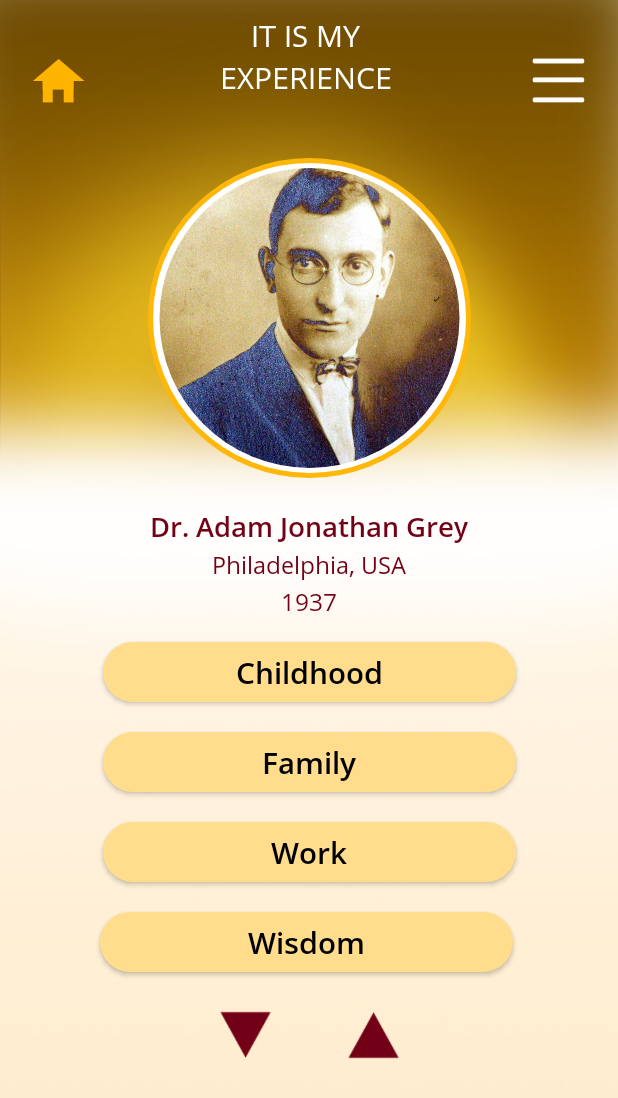
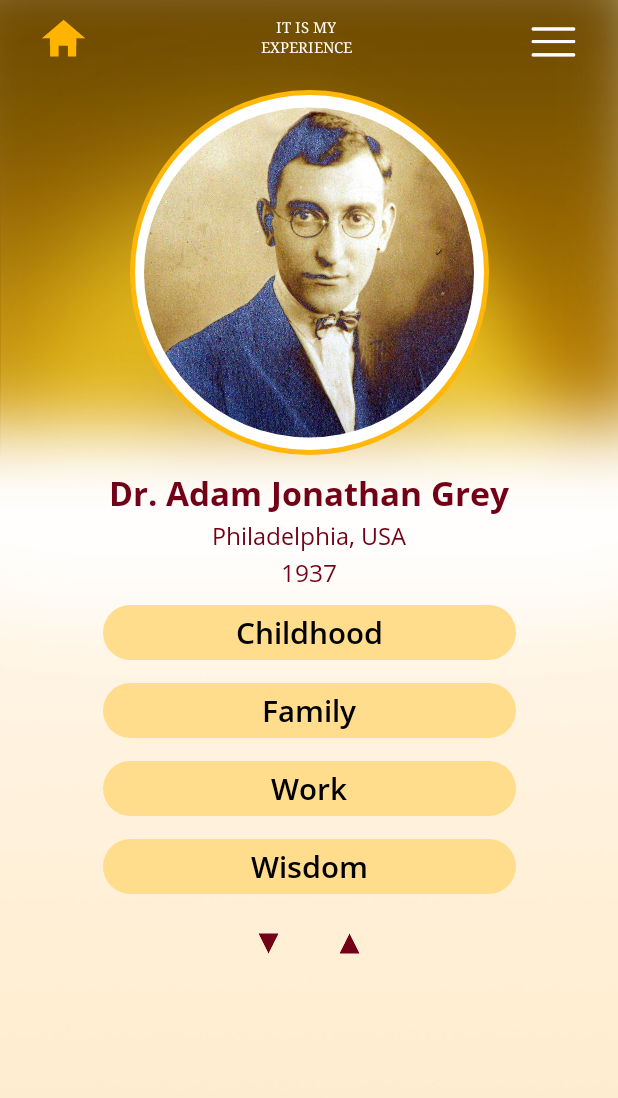
Before and after one commit to tehilaschechter/SampleScreen-1, an Android app: the screen it shows after launch (MainActivity), on a phone screen of 412 x 824 dp. Shown: the top 1098 px of the screen. Run offline under Robolectric (Android 15) with nearby library versions, the phone set to English and light mode, and no system bars; our stand-ins replace CircleImageView.

Commit message:
homepage UI

```diff
--- a/app/src/main/java/com/example/samplescreen/JPGBackground.java
+++ b/app/src/main/java/com/example/samplescreen/JPGBackground.java
@@ -1,13 +1,30 @@
 package com.example.samplescreen;
 import androidx.appcompat.app.AppCompatActivity;
 
+import android.content.Intent;
 import android.os.Bundle;
+import android.view.View;
+import android.widget.Button;
 
 public class JPGBackground extends AppCompatActivity {
+    Button btnBirth;
 
     @Override
     protected void onCreate(Bundle savedInstanceState) {
         super.onCreate(savedInstanceState);
         setContentView(R.layout.activity_jpgbackground);
+
+
+        btnBirth = (Button)findViewById(R.id.btnBirth);
+
+        btnBirth.setOnClickListener(new View.OnClickListener(){
+            Intent intNextActivity = new Intent(JPGBackground.this, child.class);
+
+
+            @Override
+            public void onClick(View v) {
+                startActivity(intNextActivity);
+            }
+        });
     }
 }
--- a/app/src/main/java/com/example/samplescreen/child.java
+++ b/app/src/main/java/com/example/samplescreen/child.java
@@ -24,7 +24,7 @@ public class child extends AppCompatActivity {
         super.onCreate(savedInstanceState);
         setContentView(R.layout.activity_child);
 
-        GradientDrawable gradientDrawable = new GradientDrawable(
+        /*GradientDrawable gradientDrawable = new GradientDrawable(
 
                 GradientDrawable.Orientation.TOP_BOTTOM,
                 new int[]{ContextCompat.getColor(this, R.color.color_mediaGradientTop),
@@ -40,9 +40,9 @@ public class child extends AppCompatActivity {
                 );
 
 
-        findViewById(R.id.lytConstraint).setBackground(gradientDrawable);
+        findViewById(R.id.lytConstraint).setBackground(gradientDrawable);*/
 
-        /*btnBirth = (Button)findViewById(R.id.btnBirth);
+        btnBirth = (Button)findViewById(R.id.btnBirth);
 
         btnBirth.setOnClickListener(new View.OnClickListener(){
             Intent intNextActivity = new Intent(child.this, JPGBackground.class);
@@ -52,7 +52,7 @@ public class child extends AppCompatActivity {
             public void onClick(View v) {
                 startActivity(intNextActivity);
             }
-        });*/
+        });
     }
 
 
--- /dev/null
+++ b/app/src/main/res/font/font_view_body_bold.xml
@@ -0,0 +1,12 @@
+<?xml version="1.0" encoding="utf-8"?>
+<font-family xmlns:android="http://schemas.android.com/apk/res/android"
+    xmlns:app="http://schemas.android.com/apk/res-auto">
+    <font
+        android:fontStyle="normal"
+        android:fontWeight="400"
+        android:font="@font/opensans_bold"
+        app:fontStyle="normal"
+        app:fontWeight="400"
+        app:font="@font/opensans_bold"/>
+
+</font-family>
--- a/app/src/main/res/layout/activity_child.xml
+++ b/app/src/main/res/layout/activity_child.xml
@@ -5,7 +5,8 @@
     android:id="@+id/lytConstraint"
     android:layout_width="match_parent"
     android:layout_height="match_parent"
-    tools:context=".child">
+    tools:context=".child"
+    android:background="@mipmap/background_brown_with_grey_png">
 
     <Button
         android:id="@+id/btnAppHome"
@@ -111,7 +112,7 @@
         android:background="@drawable/transparent_rect_rounded_button"
         android:drawableEnd="@drawable/video_icon"
         android:paddingLeft="@dimen/dimen_centerMediaButtonText"
-        android:text="@string/btnBirth"
+        android:text="See JPG"
         app:layout_constraintEnd_toEndOf="parent"
         app:layout_constraintStart_toStartOf="parent"
         app:layout_constraintTop_toBottomOf="@+id/frameLayout" />
--- a/app/src/main/res/layout/activity_jpgbackground.xml
+++ b/app/src/main/res/layout/activity_jpgbackground.xml
@@ -23,7 +23,7 @@
         style="@style/style_app_name"
         android:layout_width="wrap_content"
         android:layout_height="wrap_content"
-        android:layout_marginBottom="55dp"
+        android:layout_marginBottom="45dp"
         android:text="@string/app_name2"
         app:layout_constraintBottom_toTopOf="@+id/frameLayout"
         app:layout_constraintEnd_toEndOf="@+id/txtAppName1"
@@ -66,7 +66,7 @@
         android:id="@+id/frameLayout"
         android:layout_width="204dp"
         android:layout_height="201dp"
-        android:layout_marginTop="100dp"
+        android:layout_marginTop="110dp"
         android:background="@drawable/transparent_circle_background"
         android:padding="5dp"
         app:layout_constraintEnd_toEndOf="parent"
@@ -111,7 +111,7 @@
         android:layout_marginTop="100dp"
         android:background="@drawable/transparent_rect_rounded_button"
         android:drawableEnd="@drawable/video_icon"
-        android:text="@string/btnBirth"
+        android:text="See PNG"
         app:layout_constraintEnd_toEndOf="parent"
         app:layout_constraintStart_toStartOf="parent"
         app:layout_constraintTop_toBottomOf="@+id/frameLayout" />
--- a/app/src/main/res/layout/activity_main.xml
+++ b/app/src/main/res/layout/activity_main.xml
@@ -12,10 +12,107 @@
         android:layout_width="@dimen/dimen_homeWidth"
         android:layout_height="@dimen/dimen_homeHeight"
         android:background="@drawable/icon_home"
-        app:layout_constraintBaseline_toBaselineOf="@+id/txtAppName2"
+        app:layout_constraintBottom_toBottomOf="@+id/txtAppName2"
         app:layout_constraintEnd_toStartOf="@+id/txtAppName2"
         app:layout_constraintHorizontal_bias="0.19"
         app:layout_constraintStart_toStartOf="parent" />
+
+    <Button
+        android:id="@+id/btnMenu"
+        android:layout_width="@dimen/dimen_homeWidth"
+        android:layout_height="@dimen/dimen_hamburgerHeight"
+        android:background="@drawable/icon_hamburger"
+        app:layout_constraintBottom_toBottomOf="@+id/txtAppName2"
+        app:layout_constraintEnd_toEndOf="parent"
+        app:layout_constraintHorizontal_bias="0.81"
+        app:layout_constraintStart_toEndOf="@+id/txtAppName2" />
+
+    <Button
+        android:id="@+id/btnChildhood"
+        style="@style/style_filled_button"
+        android:layout_width="@dimen/dimen_filledButtonWidth"
+        android:layout_height="@dimen/dimen_filledButtonHeight"
+        android:layout_marginTop="10dp"
+        android:background="@drawable/rect_rounded_button"
+        android:text="@string/btnChildhood"
+        app:layout_constraintEnd_toEndOf="parent"
+        app:layout_constraintStart_toStartOf="parent"
+        app:layout_constraintTop_toBottomOf="@+id/txtProfileDateOfBirth" />
+
+    <Button
+        android:id="@+id/btnFamily"
+        style="@style/style_filled_button"
+        android:layout_marginTop="15dp"
+        android:background="@drawable/rect_rounded_button"
+        android:text="@string/btnFamily"
+        app:layout_constraintEnd_toEndOf="parent"
+        app:layout_constraintHorizontal_bias="0.504"
+        app:layout_constraintStart_toStartOf="parent"
+        app:layout_constraintTop_toBottomOf="@+id/btnChildhood" />
+
+    <Button
+        android:id="@+id/btnWork"
+        style="@style/style_filled_button"
+        android:layout_marginTop="15dp"
+        android:background="@drawable/rect_rounded_button"
+        android:text="@string/btnWork"
+        app:layout_constraintEnd_toEndOf="parent"
+        app:layout_constraintStart_toStartOf="parent"
+        app:layout_constraintTop_toBottomOf="@+id/btnFamily" />
+
+    <Button
+        android:id="@+id/btnWisdom"
+        style="@style/style_filled_button"
+        android:layout_marginTop="15dp"
+        android:background="@drawable/rect_rounded_button"
+        android:text="@string/btnWisdom"
+        app:layout_constraintEnd_toEndOf="parent"
+        app:layout_constraintStart_toStartOf="parent"
+        app:layout_constraintTop_toBottomOf="@+id/btnWork" />
+
+    <Button
+        android:id="@+id/btnScrollDown"
+        android:layout_width="@dimen/dimen_scrollWidth"
+        android:layout_height="@dimen/dimen_scrollHeight"
+        android:layout_marginTop="26dp"
+        android:background="@drawable/icon_scroll_down"
+        app:layout_constraintEnd_toStartOf="@+id/btnScrollUp"
+        app:layout_constraintHorizontal_bias="0.5"
+        app:layout_constraintHorizontal_chainStyle="packed"
+        app:layout_constraintStart_toStartOf="parent"
+        app:layout_constraintTop_toBottomOf="@+id/btnWisdom" />
+
+    <Button
+        android:id="@+id/btnScrollUp"
+        android:layout_width="@dimen/dimen_scrollWidth"
+        android:layout_height="@dimen/dimen_scrollHeight"
+        android:layout_marginStart="40dp"
+        android:layout_marginTop="26dp"
+        android:background="@drawable/icon_scroll_up"
+        app:layout_constraintEnd_toEndOf="parent"
+        app:layout_constraintHorizontal_bias="0.5"
+        app:layout_constraintStart_toEndOf="@+id/btnScrollDown"
+        app:layout_constraintTop_toBottomOf="@+id/btnWisdom" />
+
+    <FrameLayout
+        android:id="@+id/frameLayout"
+        android:layout_width="239dp"
+        android:layout_height="243dp"
+        android:layout_marginTop="60dp"
+        android:background="@drawable/circle_background"
+        android:padding="5dp"
+        app:layout_constraintEnd_toEndOf="parent"
+        app:layout_constraintStart_toStartOf="parent"
+        app:layout_constraintTop_toTopOf="parent">
+
+        <de.hdodenhof.circleimageview.CircleImageView
+            android:id="@+id/imgProfilePicture"
+            android:layout_width="220dp"
+            android:layout_height="227dp"
+            android:layout_gravity="center_horizontal|center_vertical"
+            android:contentDescription="@string/descProfileImage"
+            android:src="@drawable/man" />
+    </FrameLayout>
 
     <TextView
         android:id="@+id/txtAppName1"
@@ -33,41 +130,12 @@
         style="@style/style_app_name"
         android:layout_width="wrap_content"
         android:layout_height="wrap_content"
-        android:layout_marginBottom="40dp"
+        android:layout_marginBottom="22dp"
+        android:fontFamily="serif"
         android:text="@string/app_name2"
         app:layout_constraintBottom_toTopOf="@+id/frameLayout"
         app:layout_constraintEnd_toEndOf="@+id/txtAppName1"
         app:layout_constraintStart_toStartOf="@+id/txtAppName1" />
-
-    <Button
-        android:id="@+id/btnMenu"
-        android:layout_width="@dimen/dimen_homeWidth"
-        android:layout_height="@dimen/dimen_homeHeight"
-        android:background="@drawable/icon_hamburger"
-        app:layout_constraintBaseline_toBaselineOf="@+id/txtAppName2"
-        app:layout_constraintEnd_toEndOf="parent"
-        app:layout_constraintHorizontal_bias="0.81"
-        app:layout_constraintStart_toEndOf="@+id/txtAppName2" />
-
-    <FrameLayout
-        android:id="@+id/frameLayout"
-        android:layout_width="215dp"
-        android:layout_height="213dp"
-        android:layout_marginTop="105dp"
-        android:background="@drawable/circle_background"
-        android:padding="5dp"
-        app:layout_constraintEnd_toEndOf="parent"
-        app:layout_constraintStart_toStartOf="parent"
-        app:layout_constraintTop_toTopOf="parent">
-
-        <de.hdodenhof.circleimageview.CircleImageView
-            android:id="@+id/imgProfilePicture"
-            android:layout_width="215dp"
-            android:layout_height="200dp"
-            android:layout_gravity="center_horizontal|center_vertical"
-            android:contentDescription="@string/descProfileImage"
-            android:src="@drawable/man" />
-    </FrameLayout>
 
     <TextView
         android:id="@+id/txtProfileLocation"
@@ -96,79 +164,11 @@
         style="@style/style_heading1"
         android:layout_width="wrap_content"
         android:layout_height="wrap_content"
-        android:layout_marginTop="20dp"
+        android:layout_marginTop="10dp"
         android:text="Dr. Adam Jonathan Grey"
         app:layout_constraintEnd_toEndOf="parent"
         app:layout_constraintStart_toStartOf="parent"
         app:layout_constraintTop_toBottomOf="@+id/frameLayout" />
 
-    <Button
-        android:id="@+id/btnChildhood"
-        style="@style/style_filled_button"
-        android:layout_width="@dimen/dimen_filledButtonWidth"
-        android:layout_height="@dimen/dimen_filledButtonHeight"
-        android:layout_marginTop="15dp"
-        android:background="@drawable/rect_rounded_button"
-        android:text="@string/btnChildhood"
-        app:layout_constraintEnd_toEndOf="parent"
-        app:layout_constraintStart_toStartOf="parent"
-        app:layout_constraintTop_toBottomOf="@+id/txtProfileDateOfBirth" />
-
-    <Button
-        android:id="@+id/btnFamily"
-        style="@style/style_filled_button"
-        android:layout_marginTop="20dp"
-        android:background="@drawable/rect_rounded_button"
-        android:text="@string/btnFamily"
-        app:layout_constraintEnd_toEndOf="parent"
-        app:layout_constraintHorizontal_bias="0.504"
-        app:layout_constraintStart_toStartOf="parent"
-        app:layout_constraintTop_toBottomOf="@+id/btnChildhood" />
-
-    <Button
-        android:id="@+id/btnWork"
-        style="@style/style_filled_button"
-        android:layout_marginTop="20dp"
-        android:background="@drawable/rect_rounded_button"
-        android:text="@string/btnWork"
-        app:layout_constraintEnd_toEndOf="parent"
-        app:layout_constraintStart_toStartOf="parent"
-        app:layout_constraintTop_toBottomOf="@+id/btnFamily" />
-
-    <Button
-        android:id="@+id/btnWisdom"
-        style="@style/style_filled_button"
-        android:layout_marginTop="20dp"
-        android:background="@drawable/rect_rounded_button"
-        android:text="@string/btnWisdom"
-        app:layout_constraintEnd_toEndOf="parent"
-        app:layout_constraintHorizontal_bias="0.49"
-        app:layout_constraintStart_toStartOf="parent"
-        app:layout_constraintTop_toBottomOf="@+id/btnWork" />
-
-    <Button
-        android:id="@+id/btnScrollDown"
-        android:layout_width="@dimen/dimen_scrollWidth"
-        android:layout_height="@dimen/dimen_scrollHeight"
-        android:layout_marginTop="26dp"
-        android:background="@drawable/icon_scroll_down"
-        app:layout_constraintEnd_toStartOf="@+id/btnScrollUp"
-        app:layout_constraintHorizontal_bias="0.5"
-        app:layout_constraintHorizontal_chainStyle="packed"
-        app:layout_constraintStart_toStartOf="parent"
-        app:layout_constraintTop_toBottomOf="@+id/btnWisdom" />
-
-    <Button
-        android:id="@+id/btnScrollUp"
-        android:layout_width="@dimen/dimen_scrollWidth"
-        android:layout_height="@dimen/dimen_scrollHeight"
-        android:layout_marginStart="50dp"
-        android:layout_marginTop="26dp"
-        android:background="@drawable/icon_scroll_up"
-        app:layout_constraintEnd_toEndOf="parent"
-        app:layout_constraintHorizontal_bias="0.5"
-        app:layout_constraintStart_toEndOf="@+id/btnScrollDown"
-        app:layout_constraintTop_toBottomOf="@+id/btnWisdom" />
-
 
 </androidx.constraintlayout.widget.ConstraintLayout>
--- a/app/src/main/res/values/dimens.xml
+++ b/app/src/main/res/values/dimens.xml
@@ -1,20 +1,25 @@
 <?xml version="1.0" encoding="utf-8"?>
 <resources>
     <!--TEXT DIMENS-->
-    <dimen name="dimen_heading1">18dp</dimen>
+    <dimen name="dimen_heading1">22dp</dimen>
     <dimen name="dimen_heading2">16dp</dimen>
     <dimen name="dimen_body">20dp</dimen>
     <dimen name="dimen_categoryHeading">32dp</dimen>
+    <dimen name="dimen_appName">10dp</dimen>
 
 
     <!--BUTTON DIMENS-->
     <dimen name="dimen_filledButtonWidth">275dp</dimen>
-    <dimen name="dimen_filledButtonHeight">40dp</dimen>
-    <dimen name="dimen_scrollWidth">35dp</dimen>
-    <dimen name="dimen_scrollHeight">32dp</dimen>
-    <dimen name="dimen_homeWidth">35dp</dimen>
-    <dimen name="dimen_homeHeight">30dp</dimen>
-    <dimen name="dimen_mediaIconWidth">60dp</dimen>
+    <dimen name="dimen_filledButtonHeight">36.5dp</dimen>
+
+    <dimen name="dimen_scrollWidth">14dp</dimen>
+    <dimen name="dimen_scrollHeight">14dp</dimen>
+
+    <dimen name="dimen_homeWidth">30dp</dimen>
+    <dimen name="dimen_homeHeight">25dp</dimen>
+    <dimen name="dimen_hamburgerHeight">20dp</dimen>
+
+    <dimen name="dimen_mediaIconWidth">40dp</dimen>
     <dimen name="dimen_mediaIconHeight">25dp</dimen>
 
 
--- a/app/src/main/res/values/styles.xml
+++ b/app/src/main/res/values/styles.xml
@@ -11,7 +11,7 @@
     <!--TEXT STYLES-->
     <style name="style_heading1">
         <item name="android:textColor">@color/color_Primary</item>
-        <item name="android:fontFamily">@font/opensans_semibold</item>
+        <item name="android:fontFamily">@font/opensans_bold</item>
         <item name="android:textSize">@dimen/dimen_heading1</item>
     </style>
 
@@ -36,8 +36,8 @@
 
     <style name="style_app_name">
         <item name="android:textColor">@color/colorWhite</item>
-        <item name="android:textSize">@dimen/dimen_body</item>
-        <item name="android:typeface">serif</item>
+        <item name="android:textSize">@dimen/dimen_appName</item>
+        <item name="android:fontFamily">serif</item>
     </style>
 
 
@@ -51,6 +51,8 @@
         <item name="android:layout_width">@dimen/dimen_filledButtonWidth</item>
         <item name="android:layout_height">@dimen/dimen_filledButtonHeight</item>
         <item name="android:textAllCaps">false</item>
+        <item name="android:stateListAnimator">@null</item>
+
     </style>
 
 
```
Also changed, not shown: app/src/main/res/font/opensans_bold.ttf (added).
